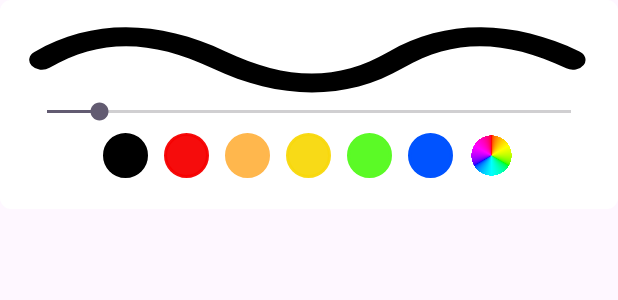
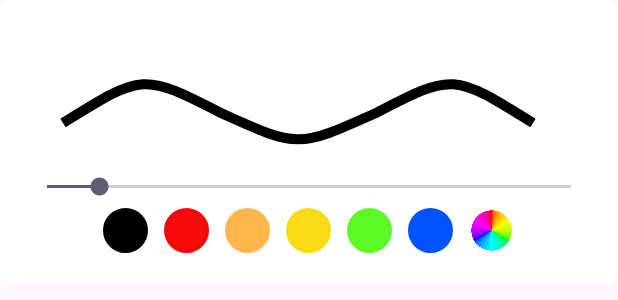
Before and after one commit to khanhnguyen5520/Paint, an Android app: the layout popup_size_color.xml on its own in the app's theme, with its tools: preview values and no code run, on a phone screen of 412 x 824 dp. Shown: the top 300 px of the screen. Run offline under Robolectric (Android 15) with nearby library versions, the phone set to English and light mode, and no system bars.

Commit message:
Add more UI

```diff
--- /dev/null
+++ b/app/src/main/java/com/lutech/paintV3/StrokeWidthView.kt
@@ -0,0 +1,72 @@
+package com.lutech.paintV3
+
+import android.content.Context
+import android.graphics.Canvas
+import android.graphics.Color
+import android.graphics.Paint
+import android.graphics.Path
+import android.util.AttributeSet
+import android.view.View
+
+class StrokeWidthView @JvmOverloads constructor(
+    context: Context,
+    attrs: AttributeSet? = null,
+    defStyleAttr: Int = 0
+) : View(context, attrs, defStyleAttr) {
+
+    private var paintColor = Color.BLACK
+    private var brushSize = 10f
+
+    private val paint = Paint().apply {
+        color = paintColor
+        strokeWidth = brushSize
+        style = Paint.Style.STROKE
+        isAntiAlias = true
+    }
+    private val path = Path()
+    override fun onDraw(canvas: Canvas) {
+        super.onDraw(canvas)
+        drawDoodleM(canvas)
+    }
+
+    fun setColor(newColor: Int){
+        invalidate()
+        paintColor = newColor
+        paint.color = paintColor
+    }
+
+    fun setStrokeWidth(newSize: Float){
+        brushSize = newSize
+        paint.strokeWidth = brushSize
+        invalidate()
+    }
+
+    fun setStrokeCap(newCap: String){
+        if (newCap == "ROUND"){
+            paint.strokeCap = Paint.Cap.ROUND
+        } else {
+            paint.strokeCap = Paint.Cap.SQUARE
+        }
+    }
+
+    private fun drawDoodleM(canvas: Canvas) {
+        val X1 = 40f
+        val Y1 = 100f
+        val X2 = 120f
+        val Y3 = 50f
+        val X3 = 275f
+        val Y2 = 125f
+        val X4 = 430f
+        val X5 = 510f
+        val mX1 = 198f
+        val mX2 = 353f
+        val mY = 90f
+        path.reset()
+        path.moveTo(X1, Y1)
+        path.cubicTo(X2, Y3, X2, Y3, mX1, mY)
+        path.cubicTo(X3, Y2, X3, Y2, mX2, mY)
+        path.cubicTo(X4, Y3, X4, Y3, X5, Y1)
+
+        canvas.drawPath(path, paint)
+    }
+}
--- a/app/src/main/res/layout/activity_main.xml
+++ b/app/src/main/res/layout/activity_main.xml
@@ -75,7 +75,7 @@
                 android:layout_height="wrap_content">
 
                 <ImageButton
-                    android:id="@+id/btnDraw"
+                    android:id="@+id/btnDoodle"
                     android:layout_width="wrap_content"
                     android:layout_height="wrap_content"
                     android:layout_marginStart="15dp"
--- a/app/src/main/res/layout/popup_size_color.xml
+++ b/app/src/main/res/layout/popup_size_color.xml
@@ -6,19 +6,17 @@
     android:orientation="vertical"
     android:padding="15dp">
 
-    <ImageView
-        android:id="@+id/wavyLine"
+    <com.lutech.paintV3.StrokeWidthView
+        android:id="@+id/M_view"
         android:layout_width="match_parent"
-        android:layout_height="50dp"
-        android:background="@drawable/wavyline"
-        android:layout_gravity="center"/>
+        android:layout_height="100dp" />
+
     <SeekBar
         android:id="@+id/seekbarSize"
         android:layout_width="match_parent"
         android:layout_height="wrap_content"
         android:max="100"
-        android:progress="10"
-        />
+        android:progress="10" />
 
     <LinearLayout
         android:layout_width="match_parent"
```
Also changed, not shown: app/src/main/java/com/lutech/paintV3/DrawingView.kt (+17 -9 lines), app/src/main/java/com/lutech/paintV3/UI/Activity/MainActivity.kt (+75 -56 lines).
